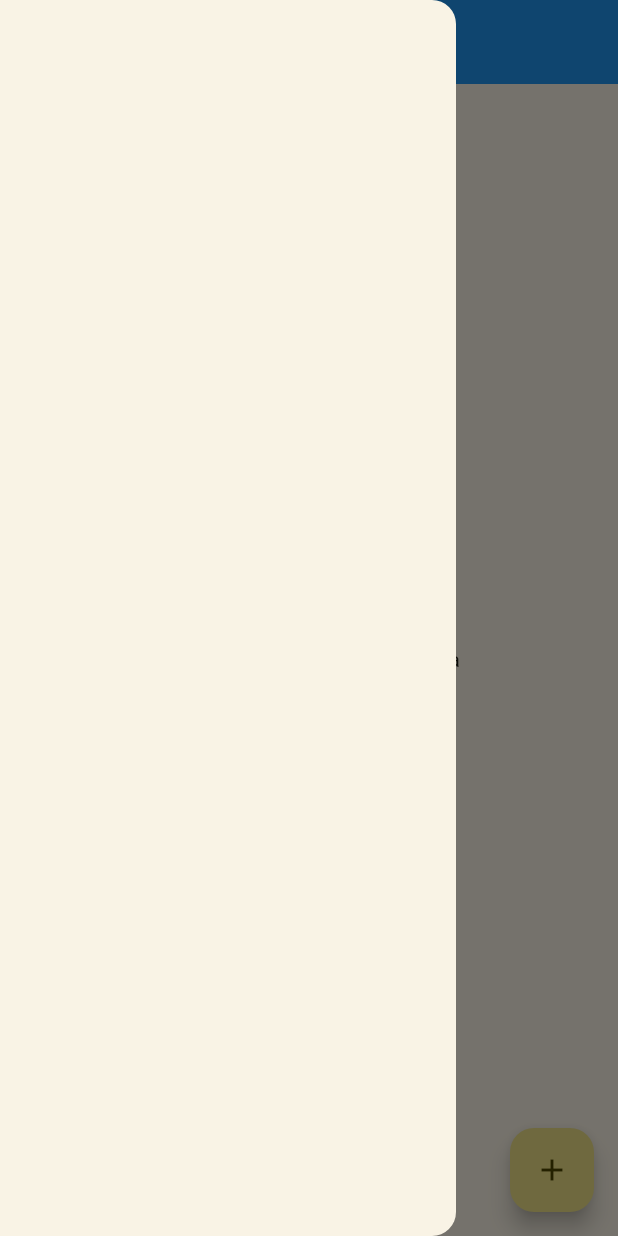
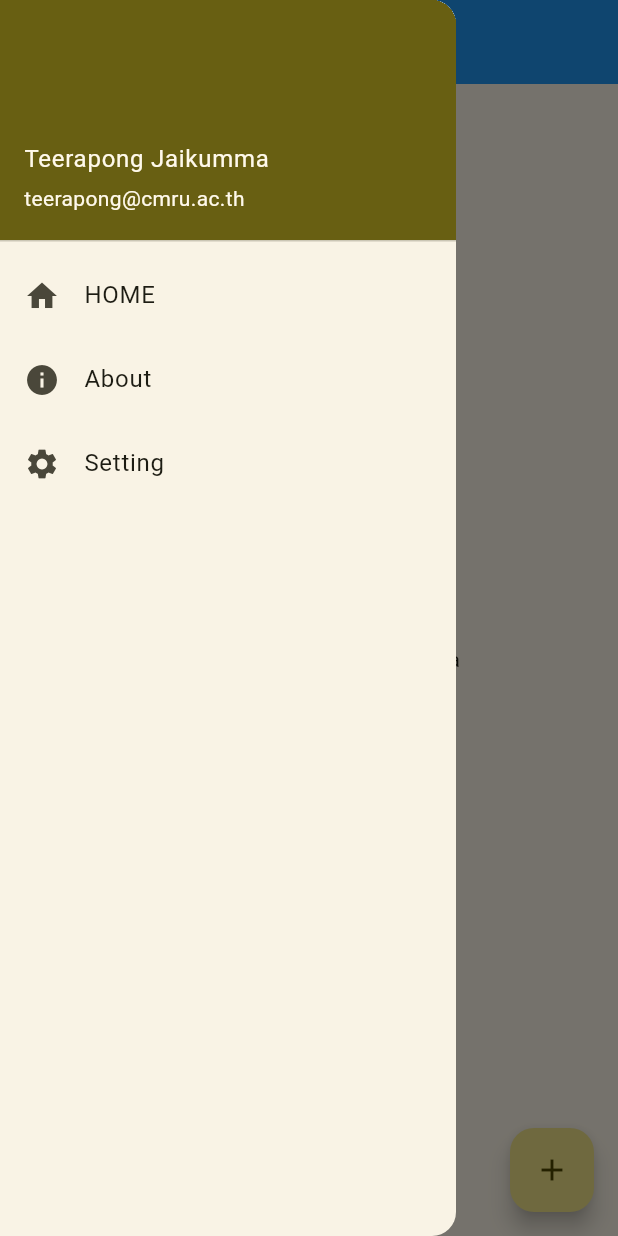
Before and after one commit to moomushow/cmru_app, a Flutter app: the screen it shows after launch, with the side drawer open, on a phone screen of 412 x 824 dp. Run offline on Flutter 3.47's test engine with Material 3 defaults, Android fonts, the phone set to English and light mode, and no system bars.

Commit message:
เพิ่มหน้า About

```diff
--- a/lib/main.dart
+++ b/lib/main.dart
@@ -1,3 +1,4 @@
+import 'package:cmru_app/screen/about_screen.dart';
 import 'package:cmru_app/screen/home_screen.dart';
 import 'package:flutter/material.dart';
 
@@ -20,8 +21,8 @@ class MyApp extends StatelessWidget {
         initialRoute: '/home',
         routes: {
           '/home': (context) => const HomeScreen(),
-        '/about': (context) => const Placeholder()
-      },
-    );
+          '/setting': (context) => const Placeholder(),
+          '/about': (context) => const AboutScreen()
+        });
   }
 }
--- a/lib/screen/home_screen.dart
+++ b/lib/screen/home_screen.dart
@@ -1,3 +1,4 @@
+import 'package:cmru_app/screen/widget/my_drawer.dart';
 import 'package:flutter/material.dart';
 
 class HomeScreen extends StatefulWidget {
@@ -10,6 +11,7 @@ class HomeScreen extends StatefulWidget {
 
 class _HomeScreenState extends State<HomeScreen> {
   String name = "Teerapong Jaikumma";
+  String accountEmail = "teerapong@cmru.ac.th";
 
   void changeName() {
     setState(() {
@@ -17,10 +19,16 @@ class _HomeScreenState extends State<HomeScreen> {
     });
   }
 
+  // void changeName2() {
+  //   setState(() {
+  //     name = "errorsomchai";
+  //   });
+  // }
+
   @override
   Widget build(BuildContext context) {
     return Scaffold(
-      drawer: Drawer(),
+      drawer: MyDrawer(),
       appBar: AppBar(
           title: const Text(
             'Home',
--- /dev/null
+++ b/lib/screen/widget/my_drawer.dart
@@ -0,0 +1,41 @@
+import 'package:flutter/material.dart';
+
+class MyDrawer extends StatefulWidget {
+  const MyDrawer({super.key});
+
+  @override
+  State<MyDrawer> createState() => _MyDrawerState();
+}
+
+class _MyDrawerState extends State<MyDrawer> {
+  String name = "Teerapong Jaikumma";
+  String accountEmail = "teerapong@cmru.ac.th";
+  @override
+  Widget build(BuildContext context) {
+    return Drawer(
+      child: Column(children: [
+        UserAccountsDrawerHeader(
+            accountName: Text("$name"), accountEmail: Text("$accountEmail")),
+        ListView(shrinkWrap: true, children: [
+          ListTile(
+            leading: Icon(Icons.home),
+            title: Text('HOME'),
+            onTap: () {},
+          ),
+          ListTile(
+            leading: Icon(Icons.info),
+            title: Text('About'),
+            onTap: () {
+              Navigator.pushNamed(context, '/about');
+            },
+          ),
+          ListTile(
+            leading: Icon(Icons.settings),
+            title: Text('Setting'),
+            onTap: () {},
+          ),
+        ])
+      ]),
+    );
+  }
+}
```
Also changed, not shown: lib/screen/about_screen.dart (added, +20 -0 lines). Lines whose indentation alone changed are shown as unchanged.
